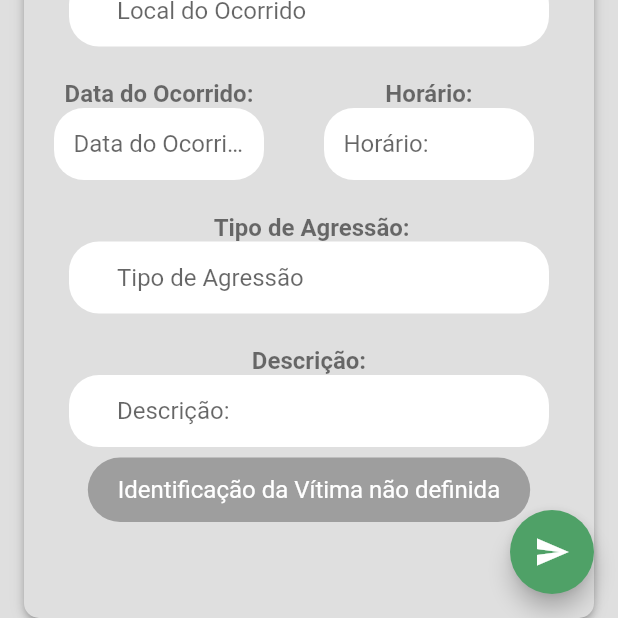
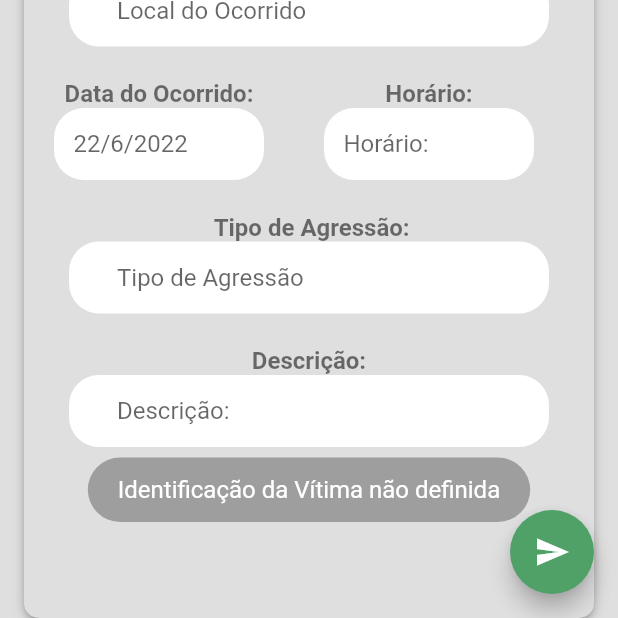
Before and after one commit to Felipe-barbos/bullyif_flutter, a Flutter app: the EfetuarDenuncia screen opened by its route, after a tap on the "send" icon, on a phone screen of 412 x 824 dp, the part 618-1236 px from its top. Run offline on Flutter 3.47's test engine with Material 2 defaults, Android fonts, the phone set to English and light mode, and no system bars; our stand-ins replace cached_network_image, cloud_firestore, firebase_auth, firebase_core, firebase_storage, fluttertoast and 2 more; missing offline and left inert: dart:ffi; accounts and stored records are empty.

Commit message:
Adicionando showDateTime, e corrigindo interfaces..

```diff
--- a/lib/EfetuarDenuncia.dart
+++ b/lib/EfetuarDenuncia.dart
@@ -18,6 +18,11 @@ class EfetuarDenuncia extends StatefulWidget {
 }
 
 class _EfetuarDenunciaState extends State<EfetuarDenuncia> {
+  //instanciando minha variável que receberá o date time para ser usada no Date picker.
+  DateTime date = DateTime(2022,06,22);
+
+  //INSTANCIANDO A VARIÁVEIS QUE SALVARÁ A DATA DO MEU DATE
+  var _dataOcorrido;
 
   //Variáveis com identificação do usuário
   var _idUsuarioLogado;
@@ -25,7 +30,6 @@ class _EfetuarDenunciaState extends State<EfetuarDenuncia> {
   var _urlImage;
   var _nomeUsuario;
   var _matricula;
-
 
   //CONTROLADORES
   TextEditingController _controllerIdentiVitima = TextEditingController();
@@ -36,19 +40,19 @@ class _EfetuarDenunciaState extends State<EfetuarDenuncia> {
   TextEditingController _controllerTipoAgressao = TextEditingController();
   TextEditingController _controllerDescricao = TextEditingController();
 
-_validarCamposDenuncia(){
+  _validarCamposDenuncia() {
     // RECUPERAR DADOS DOS CAMPOS PREENCHIDOS NA TELA CADASTRO
     var identificadorVitima = _controllerIdentiVitima.text;
     var identificadorAgressor = _controllerIdentiAgressor.text;
     var localOcorrido = _controllerLocalOcorrido.text;
-  var dataOcorrido = _controllerDataOcorrido.text;
+    //var dataOcorrido = _controllerDataOcorrido.text;
     var horario = _controllerHorario.text;
     var tipoAgressao = _controllerTipoAgressao.text;
     var descricao = _controllerDescricao.text;
 
-  if(identificadorVitima.isNotEmpty ){
-    if(identificadorAgressor.isNotEmpty){
-      if(tipoAgressao.isNotEmpty){
+    if (identificadorVitima.isNotEmpty) {
+      if (identificadorAgressor.isNotEmpty) {
+        if (tipoAgressao.isNotEmpty) {
           int id;
           //INSTANCIANDO AS INFORMAÇÕES NO OBJETO DENUNCIA
           Denuncia denuncia = Denuncia();
@@ -61,7 +65,7 @@ _validarCamposDenuncia(){
           denuncia.identificacaoAgressor = identificadorAgressor;
           denuncia.statusDenuncia = "Não Resolvido";
           denuncia.localOcorrido = localOcorrido;
-         denuncia.dataOcorrido = dataOcorrido;
+          denuncia.dataOcorrido = _dataOcorrido;
           denuncia.horarioOcorrido = horario;
           denuncia.tipAgressao = tipoAgressao;
           denuncia.descricao = descricao;
@@ -71,54 +75,39 @@ _validarCamposDenuncia(){
               toastLength: Toast.LENGTH_LONG,
               fontSize: 16,
               backgroundColor: Colors.grey,
-      textColor: Colors.white
-      );
-
-
+              textColor: Colors.white);
 
           _cadastrarDenuncia(denuncia);
-      }
-      else{
+        } else {
           Fluttertoast.showToast(
               msg: "Tipo de Agressão não mencionado!",
               toastLength: Toast.LENGTH_LONG,
               fontSize: 16,
               backgroundColor: Colors.grey,
-      textColor: Colors.white
-      );
+              textColor: Colors.white);
         }
-
-    }
-    else{
+      } else {
         Fluttertoast.showToast(
             msg: "Identificação do Agressor não definida",
             toastLength: Toast.LENGTH_LONG,
             fontSize: 16,
             backgroundColor: Colors.grey,
-      textColor: Colors.white
-      );
+            textColor: Colors.white);
       }
-  }else{
+    } else {
       Fluttertoast.showToast(
           msg: "Identificação da Vítima não definida",
           toastLength: Toast.LENGTH_LONG,
           fontSize: 16,
           backgroundColor: Colors.grey,
-      textColor: Colors.white
-      );
+          textColor: Colors.white);
+    }
   }
 
-
-}
-_cadastrarDenuncia (Denuncia denuncia){
-
+  _cadastrarDenuncia(Denuncia denuncia) {
     // SALVAR DADOS DA DENUNCIA NO BANCO DE DADOS
     FirebaseFirestore db = FirebaseFirestore.instance;
-  db.collection("denuncias")
-  .doc(denuncia.idDenuncia)
-  .set(denuncia.toMap());
-
-
+    db.collection("denuncias").doc(denuncia.idDenuncia).set(denuncia.toMap());
 
     /*
   +denuncias
@@ -132,13 +121,10 @@ _cadastrarDenuncia (Denuncia denuncia){
         toastLength: Toast.LENGTH_LONG,
         fontSize: 16,
         backgroundColor: Colors.grey,
-      textColor: Colors.white
-      );
+        textColor: Colors.white);
+  }
 
-
-}
   _recuperarDadosUsuario() async {
-
     FirebaseAuth auth = FirebaseAuth.instance;
     User? usuarioLogado = await auth.currentUser;
 
@@ -147,30 +133,24 @@ _recuperarDadosUsuario() async {
       _emailUsuarioLogado = usuarioLogado?.email;
     });
 
-
     //Recuperando dados do usuário logado no firebase
     FirebaseFirestore db = FirebaseFirestore.instance;
-        DocumentSnapshot snapshot = await db.collection("usuarios").doc(_idUsuarioLogado).get();
+    DocumentSnapshot snapshot =
+        await db.collection("usuarios").doc(_idUsuarioLogado).get();
     dynamic dadosUsuario = snapshot.data();
 
     setState(() {
-
-           if(dadosUsuario["urlImagem"] != null ){
+      if (dadosUsuario["urlImagem"] != null) {
         setState(() {
           _urlImage = dadosUsuario["urlImagem"];
         });
-           }
-           else{
+      } else {
         _urlImage =
             "https://firebasestorage.googleapis.com/v0/b/bullyiflutter.appspot.com/o/perfil%2Fusuario.png?alt=media&token=11f37352-1b46-4031-9b5d-7ab8286081c4";
       }
       _nomeUsuario = dadosUsuario["nome"];
-           _matricula = dadosUsuario ["matricula"];
+      _matricula = dadosUsuario["matricula"];
     });
-
-
-
-
   }
 
   @override
@@ -249,8 +229,7 @@ _recuperarDadosUsuario() async {
                               style: TextStyle(
                                   fontSize: 16,
                                   fontWeight: FontWeight.bold,
-                                color: Colors.black54
-                              ),
+                                  color: Colors.black54),
                             ),
                             Container(
                               width: 320,
@@ -281,8 +260,7 @@ _recuperarDadosUsuario() async {
                               style: TextStyle(
                                   fontSize: 16,
                                   fontWeight: FontWeight.bold,
-                                color: Colors.black54
-                              ),
+                                  color: Colors.black54),
                             ),
                             Container(
                               width: 320,
@@ -313,8 +291,7 @@ _recuperarDadosUsuario() async {
                               style: TextStyle(
                                   fontSize: 16,
                                   fontWeight: FontWeight.bold,
-                                color: Colors.black54
-                              ),
+                                  color: Colors.black54),
                             ),
                             Container(
                               width: 320,
@@ -347,26 +324,47 @@ _recuperarDadosUsuario() async {
                                   style: TextStyle(
                                       fontSize: 16,
                                       fontWeight: FontWeight.bold,
-                                    color: Colors.black54
-                                  ),
+                                      color: Colors.black54),
                                 ),
                                 Container(
                                     width: 140,
                                     height: 70,
                                     child: TextField(
-                                      controller: _controllerDataOcorrido,
+                                      readOnly: true,
                                       keyboardType: TextInputType.datetime,
                                       style: TextStyle(fontSize: 16),
                                       decoration: InputDecoration(
-                                          contentPadding: EdgeInsets.fromLTRB(
-                                              13, 14, 13, 14),
-                                          hintText: "Data do Ocorrido:",
+                                        contentPadding:
+                                            EdgeInsets.fromLTRB(13, 14, 13, 14),
+                                        //INSTANCIANDO MEU DATE NO HINTTEXT
+                                        hintText:
+                                            "${date.day}/${date.month}/${date.year}",
                                         filled: true,
                                         fillColor: Colors.white,
                                         border: OutlineInputBorder(
                                             borderRadius:
                                                 BorderRadius.circular(20),
-                                              borderSide: BorderSide.none)),
+                                            borderSide: BorderSide.none),
+                                      ),
+                                      onTap: () async {
+                                        DateTime? newDate =
+                                            await showDatePicker(
+                                                context: context,
+                                                initialDate: date,
+                                                firstDate: DateTime(1900),
+                                                lastDate: DateTime(2100),
+                                                );
+
+                                        //if caso seja cancelado o new date recebe null
+                                        if (newDate == null) return;
+
+                                        //if caso a data seja selecionada e o usuário clique no ok, as informações será armazenada na variável dataOcorrido
+                                        setState(() {
+                                          date = newDate;
+
+                                          _dataOcorrido = '${date.day}/ ${date.month} / ${date.year}';
+                                        });
+                                      },
                                     ))
                               ],
                             )),
@@ -379,8 +377,7 @@ _recuperarDadosUsuario() async {
                                   style: TextStyle(
                                       fontSize: 16,
                                       fontWeight: FontWeight.bold,
-                                    color: Colors.black54
-                                  ),
+                                      color: Colors.black54),
                                 ),
                                 Container(
                                     width: 140,
@@ -413,8 +410,7 @@ _recuperarDadosUsuario() async {
                               style: TextStyle(
                                   fontSize: 16,
                                   fontWeight: FontWeight.bold,
-                                color: Colors.black54
-                              ),
+                                  color: Colors.black54),
                             ),
                             Container(
                               width: 320,
@@ -445,8 +441,7 @@ _recuperarDadosUsuario() async {
                               style: TextStyle(
                                   fontSize: 16,
                                   fontWeight: FontWeight.bold,
-                                color: Colors.black54
-                              ),
+                                  color: Colors.black54),
                             ),
                             Container(
                               width: 320,
```
Lines whose indentation alone changed are shown as unchanged.
